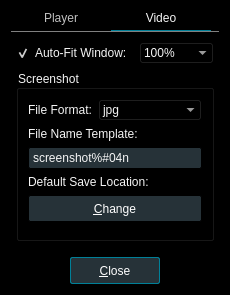
Old version of the form src/ui/preferencesdialog.ui in the repository u8sand/Baka-MPlayer.
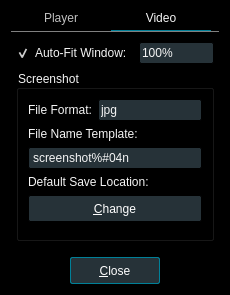
New version of the form. The open tabs and pages were chosen to show the change. Icons and pictures are not drawn.

Commit message: preferencesdialog.ui: themed QComboBox

Patch:
```diff
--- a/src/ui/preferencesdialog.ui
+++ b/src/ui/preferencesdialog.ui
@@ -187,6 +187,20 @@
          </item>
          <item>
           <widget class="QComboBox" name="comboBox">
+           <property name="styleSheet">
+            <string notr="true">QComboBox {
+	background: #263238;
+	border: 1px solid black;
+	border-radius: 2px;
+	padding: 2px;
+}
+QComboBox::drop-down {
+    border: none;
+}
+QComboBox::down-arrow {
+	image: url(:/img/down-arrow.svg);
+}</string>
+           </property>
            <property name="currentIndex">
             <number>2</number>
            </property>
@@ -229,6 +243,20 @@
           </item>
           <item row="0" column="1">
            <widget class="QComboBox" name="formatComboBox">
+            <property name="styleSheet">
+             <string notr="true">QComboBox {
+	background: #263238;
+	border: 1px solid black;
+	border-radius: 2px;
+	padding: 2px;
+}
+QComboBox::drop-down {
+    border: none;
+}
+QComboBox::down-arrow {
+	image: url(:/img/down-arrow.svg);
+}</string>
+            </property>
             <item>
              <property name="text">
               <string>jpg</string>
```
Left out of the diff: 4 changed lines with no effect on the pictures.
